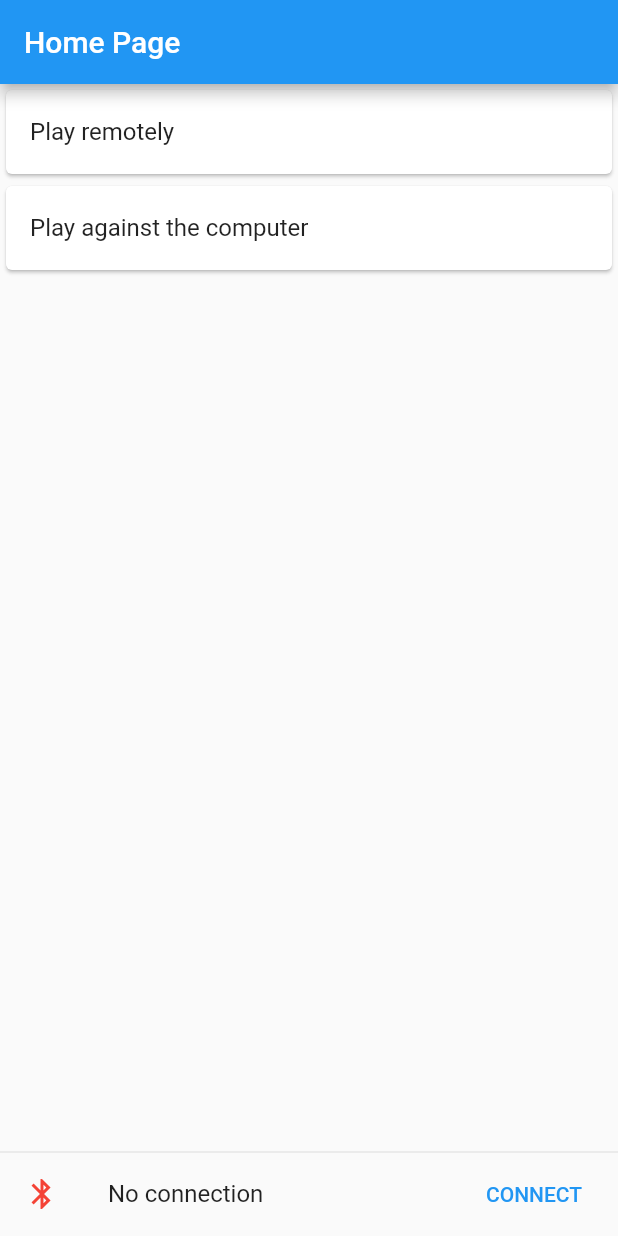
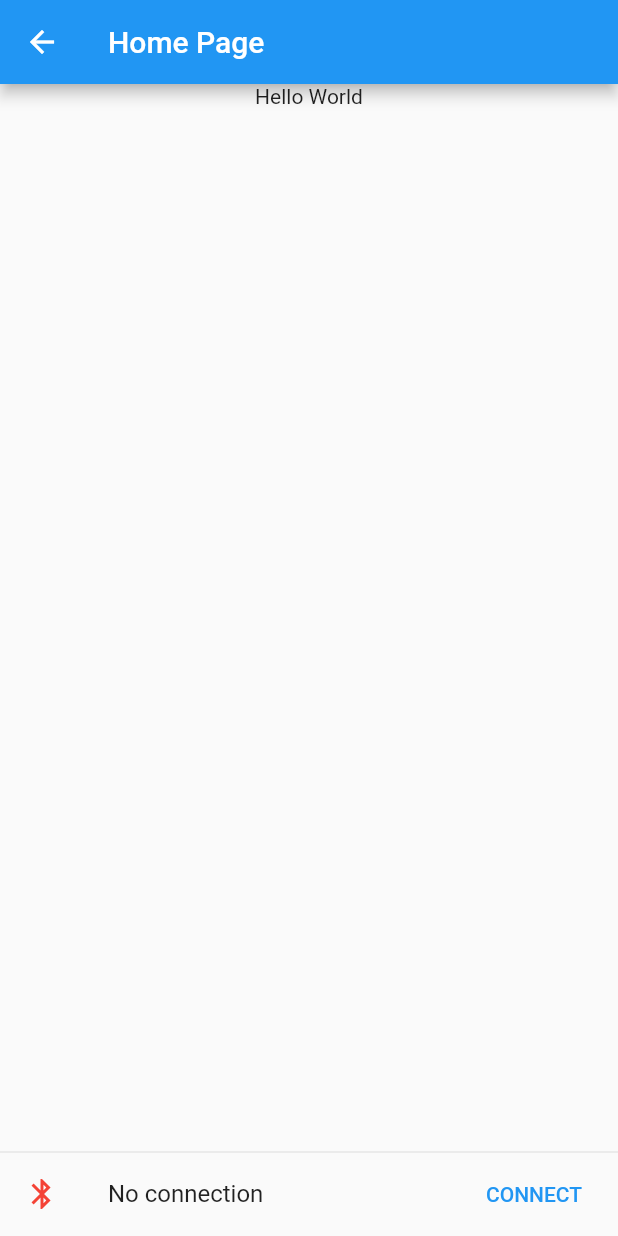
Before and after one commit to BurningKarl/RoboChess, a Flutter app: the screen it shows after launch, after a tap on "Play against the computer", on a phone screen of 412 x 824 dp. Run offline on Flutter 3.47's test engine with Material 2 defaults, Android fonts, the phone set to English and light mode, and no system bars; our stand-ins replace flutter_bluetooth_serial; missing offline and left inert: chess.

Commit message:
add game screen and chess library

```diff
--- /dev/null
+++ b/software/wizard_chess/lib/chessboard_event.dart
@@ -0,0 +1,19 @@
+import 'dart:convert';
+
+enum Direction {
+  up,
+  down,
+}
+
+class ChessboardEvent {
+  Direction direction;
+  String square;
+
+  ChessboardEvent(this.direction, this.square);
+
+  String toJson() {
+    return jsonEncode({"direction": direction.name, "square": square});
+  }
+
+  // TODO: Add fromJson
+}
--- /dev/null
+++ b/software/wizard_chess/lib/game_screen.dart
@@ -0,0 +1,68 @@
+import 'dart:convert';
+
+import 'package:flutter/material.dart';
+import 'package:scoped_model/scoped_model.dart';
+import 'package:wizard_chess/bluetooth_connection_model.dart';
+import 'package:wizard_chess/bluetooth_connection_widget.dart';
+import 'package:wizard_chess/chessboard_event.dart';
+import "package:chess/chess.dart" show Chess;
+
+class GameScreen extends StatefulWidget {
+  const GameScreen({Key? key}) : super(key: key);
+
+  @override
+  State<GameScreen> createState() => _GameScreenState();
+}
+
+class _GameScreenState extends State<GameScreen> {
+  List<ChessboardEvent> eventQueue = [];
+  String screenContent = "Hello World";
+  Chess chess = Chess();
+
+  @override
+  void initState() {
+    super.initState();
+
+    var model = ScopedModel.of<BluetoothConnectionModel>(context);
+    // TODO: Make the converted JSON its own stream
+    if (model.connectionState() == BluetoothConnectionState.connected) {
+      model.connection?.input!.listen((event) {
+        String rawData = String.fromCharCodes(event);
+        var jsonData = jsonDecode(rawData);
+
+        // TODO: Make this event handling its own function
+        if (jsonData['type'] == "event") {
+          if (jsonData['square'] == 'button') {
+            if (jsonData['direction'] == 'up') {
+              // The user is done with their move
+              setState(() {
+                screenContent = "Done with move: ${eventQueue.map((e) => e.toJson())}";
+              });
+            }
+          } else {
+            eventQueue.add(ChessboardEvent(
+                jsonData['direction'] == 'down' ? Direction.down : Direction.up,
+                jsonData['square']));
+          }
+        }
+      });
+    }
+  }
+
+  @override
+  Widget build(BuildContext context) {
+    return Scaffold(
+      appBar: AppBar(
+        title: const Text('Home Page'),
+      ),
+      body: Column(
+        children: [
+          Expanded(
+            child: Text(screenContent),
+          ),
+          BluetoothConnectionWidget(),
+        ],
+      ),
+    );
+  }
+}
--- a/software/wizard_chess/lib/home_screen.dart
+++ b/software/wizard_chess/lib/home_screen.dart
@@ -2,6 +2,7 @@ import 'package:flutter/material.dart';
 import 'package:scoped_model/scoped_model.dart';
 import 'package:wizard_chess/bluetooth_connection_model.dart';
 import 'package:wizard_chess/bluetooth_connection_widget.dart';
+import 'package:wizard_chess/routes.dart';
 
 class HomeScreen extends StatefulWidget {
   const HomeScreen({super.key});
@@ -39,7 +40,9 @@ class _HomeScreenState extends State<HomeScreen> {
               Card(
                 child: ListTile(
                   title: const Text('Play against the computer'),
-                  onTap: () {},
+                  onTap: () {
+                    Navigator.pushNamed(context, WizardChessRoutes.game);
+                  },
                 ),
               )
             ],
--- a/software/wizard_chess/lib/main.dart
+++ b/software/wizard_chess/lib/main.dart
@@ -1,5 +1,6 @@
 import 'package:flutter/material.dart';
 import 'package:scoped_model/scoped_model.dart';
+import 'package:wizard_chess/game_screen.dart';
 
 import 'package:wizard_chess/routes.dart';
 import 'package:wizard_chess/bluetooth_connection_model.dart';
@@ -21,8 +22,8 @@ class WizardChessApp extends StatelessWidget {
       ),
       routes: {
         WizardChessRoutes.home: (context) => const HomeScreen(),
+        WizardChessRoutes.game: (context) => const GameScreen(),
         // TODO: Add these screens
-        // WizardChessRoutes.game: (context) => null,
         // WizardChessRoutes.history: (context) => null,
       },
     );
--- a/software/wizard_chess/pubspec.yaml
+++ b/software/wizard_chess/pubspec.yaml
@@ -39,6 +39,7 @@ dependencies:
   flutter_chess_board: ^1.0.1
   flutter_bluetooth_serial: ^0.4.0
   scoped_model: ^2.0.0
+  chess: ^0.7.0
 
 dev_dependencies:
   flutter_test:
```
Also changed, not shown: software/wizard_chess/pubspec.lock.
